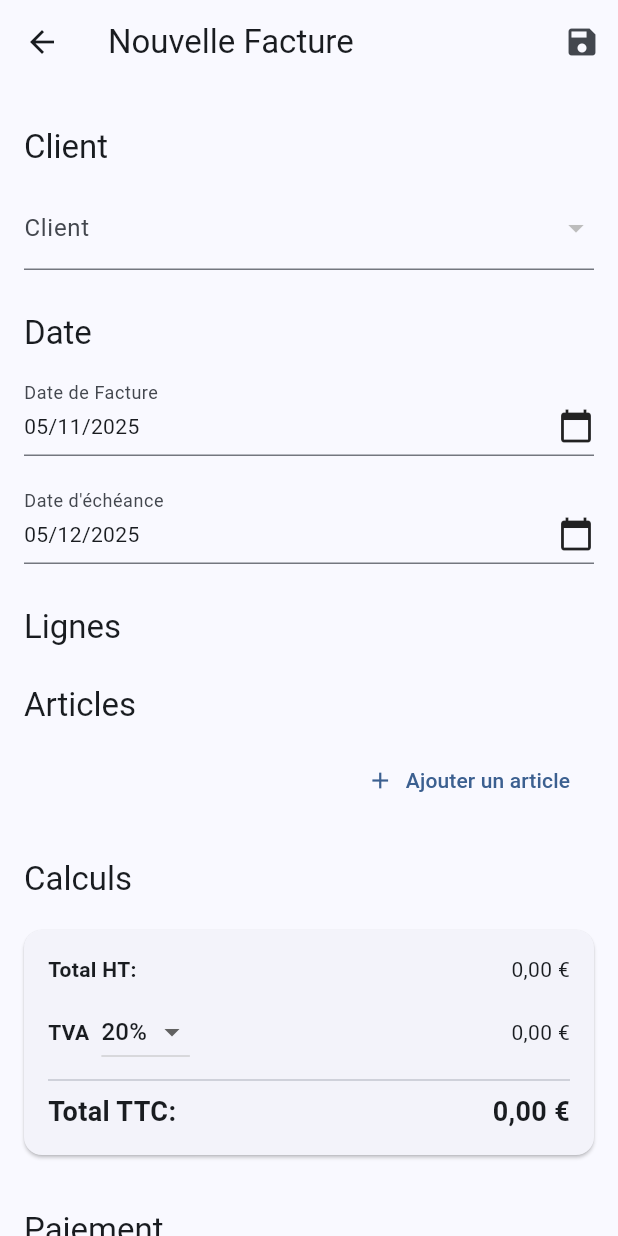
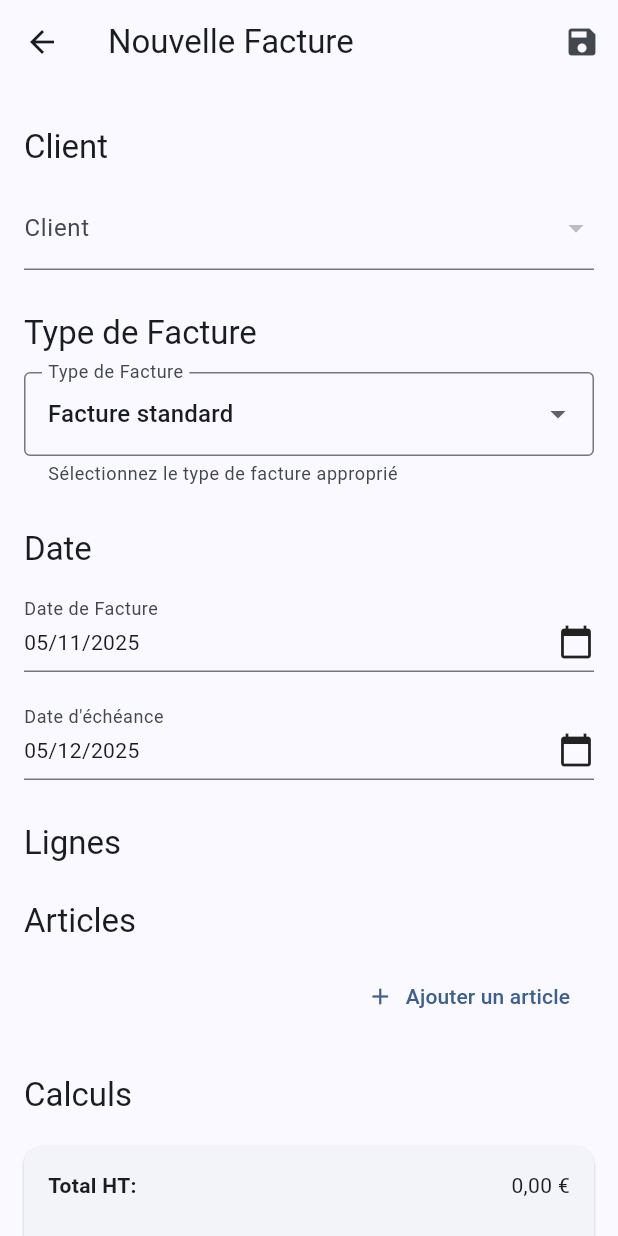
Before and after one commit to lightmyfireadmin/plombipro-app, a Flutter app: the InvoiceFormPage screen opened by its route, on a phone screen of 412 x 824 dp. Run offline on Flutter 3.47's test engine with Material 3 defaults, Android fonts, the phone set to English and light mode, and no system bars; our stand-ins replace firebase_core, fl_chart, flutter_dotenv, go_router, image_picker, open_filex and 3 more; missing offline and left inert: flutter_stripe; accounts and stored records are empty.

Commit message:
Enhanced invoice form with type selector and expanded payment methods
- Added invoice type dropdown with 4 types:
  * Facture standard (standard invoice)
  * Facture d'acompte (deposit invoice)
  * Facture de situation (progress invoice)
  * Avoir (credit note)

- Expanded payment method dropdown from 4 to 7 options:
  * Virement bancaire
  * Chèque
  * Espèces
  * Carte bancaire
  * Prélèvement SEPA
  * Stripe
  * Autre

These changes prepare the UI for French invoicing requirements and
provide better payment tracking options.

```diff
--- a/lib/screens/invoices/invoice_form_page.dart
+++ b/lib/screens/invoices/invoice_form_page.dart
@@ -43,6 +43,7 @@ class _InvoiceFormPageState extends State<InvoiceFormPage> {
   static const List<double> _availableVatRates = [20.0, 10.0, 5.5, 2.1];
 
   // Invoice specific fields
+  String _invoiceType = 'standard'; // standard, deposit, progress, credit_note
   String _paymentStatus = 'Brouillon';
   String _paymentMethod = 'Virement bancaire';
   bool _generateFacturX = false;
@@ -216,6 +217,11 @@ class _InvoiceFormPageState extends State<InvoiceFormPage> {
                   _buildClientSelector(),
                   const SizedBox(height: 16),
 
+                  // Section 1.5: Invoice Type
+                  const SectionHeader(title: 'Type de Facture'),
+                  _buildInvoiceTypeSelector(),
+                  const SizedBox(height: 16),
+
                   // Section 2: Dates (Issue Date only for Invoice)
                   const SectionHeader(title: 'Date'),
                   _buildDatePicker(context, 'Date de Facture', _invoiceDate, (date) {
@@ -281,6 +287,30 @@ class _InvoiceFormPageState extends State<InvoiceFormPage> {
           return 'Veuillez sélectionner un client';
         }
         return null;
+      },
+    );
+  }
+
+  Widget _buildInvoiceTypeSelector() {
+    return DropdownButtonFormField<String>(
+      value: _invoiceType,
+      decoration: const InputDecoration(
+        labelText: 'Type de Facture',
+        border: OutlineInputBorder(),
+        helperText: 'Sélectionnez le type de facture approprié',
+      ),
+      items: const [
+        DropdownMenuItem(value: 'standard', child: Text('Facture standard')),
+        DropdownMenuItem(value: 'deposit', child: Text('Facture d\'acompte')),
+        DropdownMenuItem(value: 'progress', child: Text('Facture de situation')),
+        DropdownMenuItem(value: 'credit_note', child: Text('Avoir (crédit)')),
+      ],
+      onChanged: (String? newValue) {
+        if (newValue != null) {
+          setState(() {
+            _invoiceType = newValue;
+          });
+        }
       },
     );
   }
@@ -480,9 +510,19 @@ class _InvoiceFormPageState extends State<InvoiceFormPage> {
       children: [
         DropdownButtonFormField<String>(
           initialValue: _paymentMethod,
-          decoration: const InputDecoration(labelText: 'Méthode de Paiement'),
-          items: <String>['Virement bancaire', 'Chèque', 'Espèces', 'Stripe']
-              .map<DropdownMenuItem<String>>((String value) {
+          decoration: const InputDecoration(
+            labelText: 'Méthode de Paiement',
+            border: OutlineInputBorder(),
+          ),
+          items: <String>[
+            'Virement bancaire',
+            'Chèque',
+            'Espèces',
+            'Carte bancaire',
+            'Prélèvement SEPA',
+            'Stripe',
+            'Autre'
+          ].map<DropdownMenuItem<String>>((String value) {
             return DropdownMenuItem<String>(
               value: value,
               child: Text(value),
```
